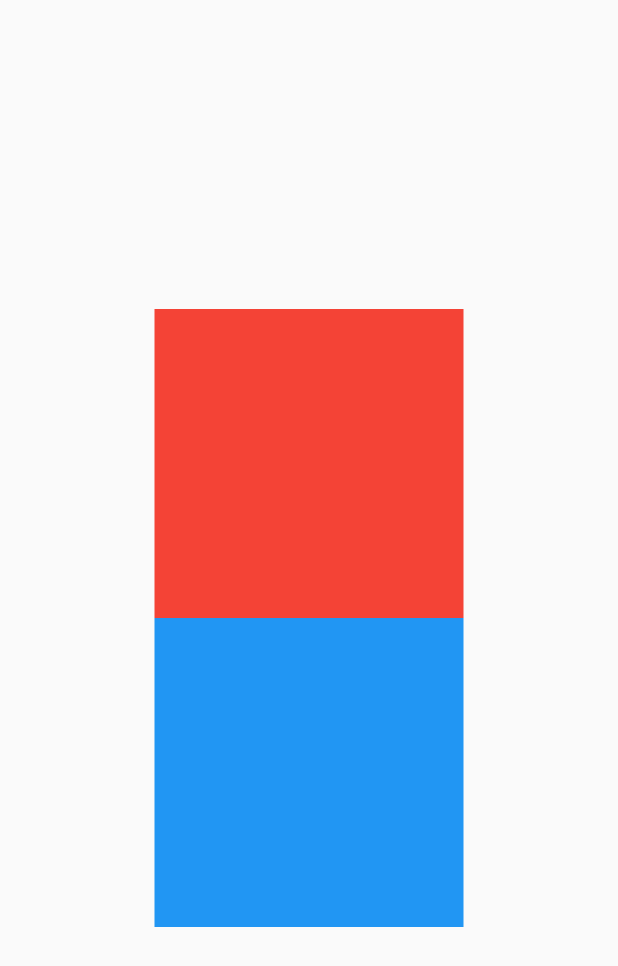
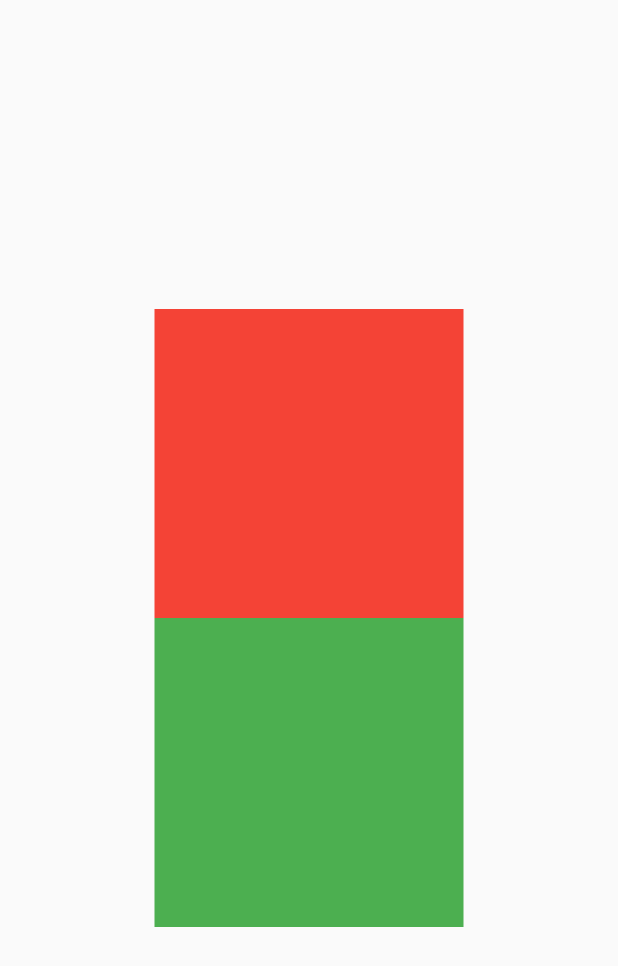
Before and after one commit to Le0Martin/C214-L, a Flutter app: the screen it shows after launch, on a phone screen of 412 x 824 dp. Shown: the top 966 px of the screen. Run offline on Flutter 3.47's test engine with Material 2 defaults, Android fonts, the phone set to English and light mode, and no system bars; missing offline and left inert: animated.

Commit message:
alterando os quadrados na tela

```diff
--- a/lib/main.dart
+++ b/lib/main.dart
@@ -85,7 +85,7 @@ class _MyHomePageState extends State<MyHomePage> {
                 children: [
                   Animated(
                     value: scaled ? 1 : 0.5,
-                    curve: Curves.easeInOut,
+                    curve: Curves.bounceInOut,
                     duration: Duration(milliseconds: 300),
                     builder: (context, child, animation) => Transform.scale(
                       scale: animation.value,
@@ -98,8 +98,8 @@ class _MyHomePageState extends State<MyHomePage> {
                     ),
                   ),Animated(
                     value: scaled ? 0.5 : 1,
-                    curve: Curves.easeInOut,
-                    duration: Duration(milliseconds: 300),
+                    curve: Curves.bounceInOut,
+                    duration: Duration(milliseconds: 1000),
                     builder: (context, child, animation) => Transform.scale(
                       scale: animation.value,
                       child: child,
@@ -107,7 +107,7 @@ class _MyHomePageState extends State<MyHomePage> {
                     child: Container(
                       width: MediaQuery.of(context).size.width * 0.5,
                       height: MediaQuery.of(context).size.width * 0.5,
-                      color: Colors.blue,
+                      color: Colors.green,
                     ),
                   ),
                 ],
```
